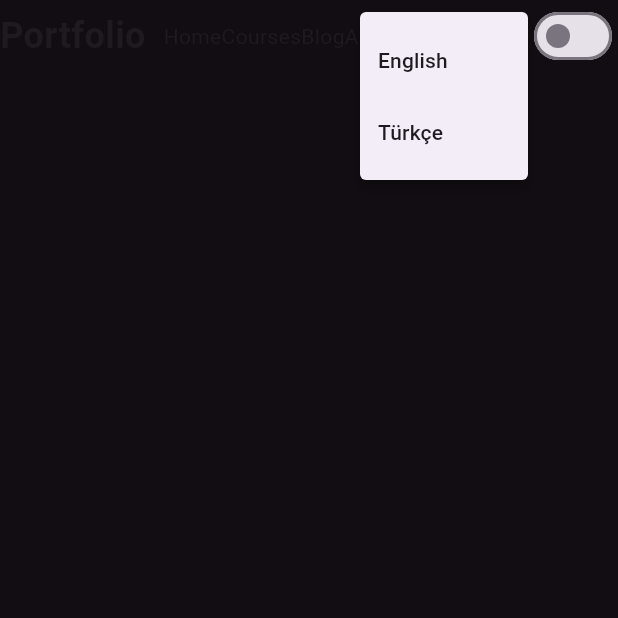
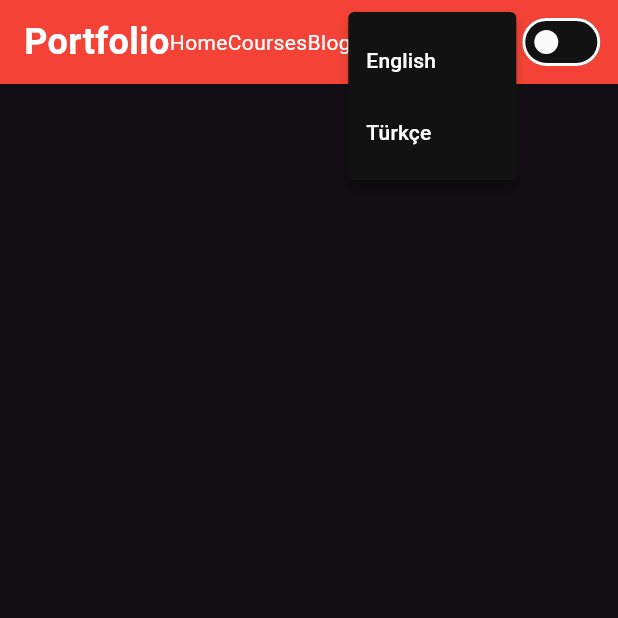
Before and after one commit to Orhandem4/portfolio, a Flutter app: the screen it shows after launch, after a tap on the "more vert" icon, on a phone screen of 412 x 824 dp, the top half of it. Run offline on Flutter 3.47's test engine with Material 3 defaults, Android fonts, the phone set to English and light mode, and no system bars; generated files the repository leaves out were written again.

Commit message:
1.Gün sonu

```diff
--- a/lib/extensions.dart
+++ b/lib/extensions.dart
@@ -1,6 +1,7 @@
 import 'package:flutter/material.dart';
 import 'package:portfolio/app_Text_styles.dart';
 import 'package:flutter_gen/gen_l10n/app_localizations.dart';
+import 'package:portfolio/style/app_size.dart';
 
 enum FormFactorType {
   mobile,
@@ -37,5 +38,15 @@ extension StyledContext on BuildContext {
     }
   }
 
+  AppInsets get insets {
+    switch (formFactor) {
+      case FormFactorType.mobile:
+        return SmallInsets();
+      case FormFactorType.tablet:
+      case FormFactorType.desktop:
+        return LargeInsets();
+    }
+  }
+
   AppLocalizations get texts => AppLocalizations.of(this)??lookupAppLocalizations(const Locale('tr'));
 }
--- a/lib/my_app_bar.dart
+++ b/lib/my_app_bar.dart
@@ -7,7 +7,11 @@ class MyAppBar extends StatelessWidget {
 
   @override
   Widget build(BuildContext context) {
-    return Row(
+    return Container(
+      color: Colors.red,
+      height: context.insets.appBarHeight,
+      padding: EdgeInsets.symmetric(horizontal: context.insets.Padding),
+      child: Row(
         children: [
           AppLogo(),
           Spacer(),
@@ -16,6 +20,7 @@ class MyAppBar extends StatelessWidget {
           LanguageToggle(),
           ThemeToggle(),
         ],
+      ),
     );
   }
 }
@@ -53,7 +58,7 @@ class LanguageToggle extends StatelessWidget {
 
   @override
   Widget build(BuildContext context) {
-    return PopupMenuButton(itemBuilder: (context){
+    return PopupMenuButton(itemBuilder: (context) {
       return [
         PopupMenuItem(child: Text('English')),
         PopupMenuItem(child: Text('Türkçe')),
--- a/lib/style/app_theme.dart
+++ b/lib/style/app_theme.dart
@@ -3,6 +3,11 @@ import 'package:portfolio/style/app_colors.dart';
 
 class AppTheme {
   static ThemeData get dark => ThemeData(
+    colorScheme: ColorScheme.dark(
+      primary: AppColors.primaryColor,
+      background: AppColors.darkBackgroundColor,
+      onBackground: AppColors.gray[100]!,
+    ),
     useMaterial3: true,
     scaffoldBackgroundColor: AppColors.darkBackgroundColor,
     appBarTheme: AppBarTheme(color: AppColors.gray[900]),
```
Also changed, not shown: lib/style/app_size.dart (added, +23 -0 lines). Lines whose indentation alone changed are shown as unchanged.
